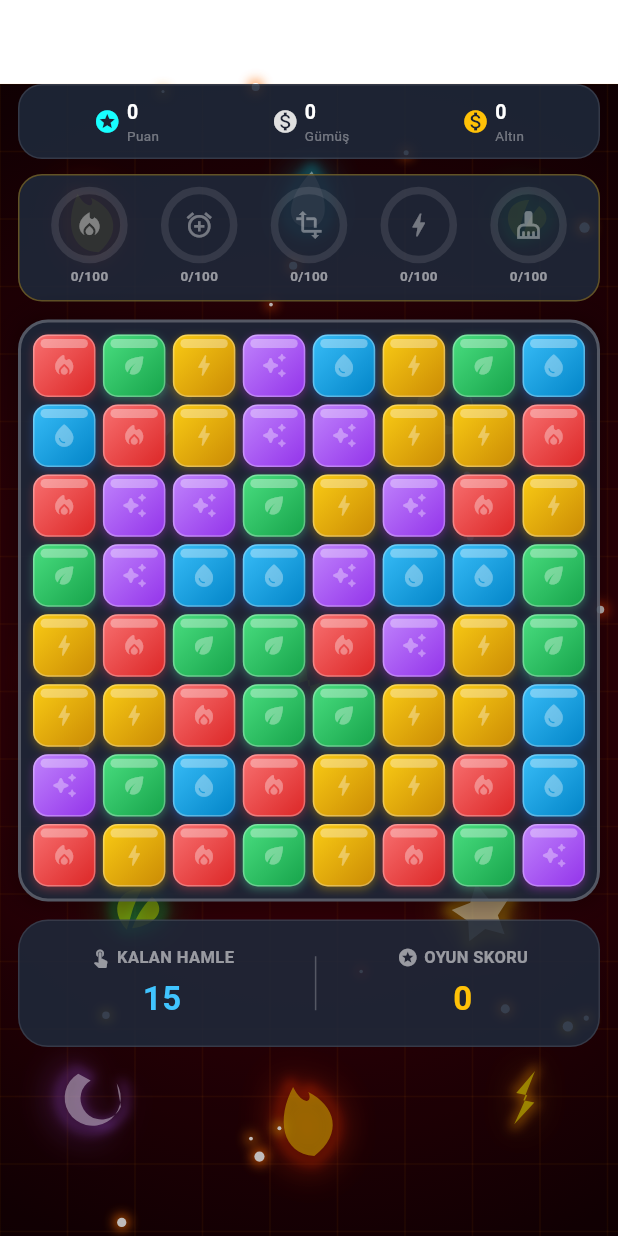
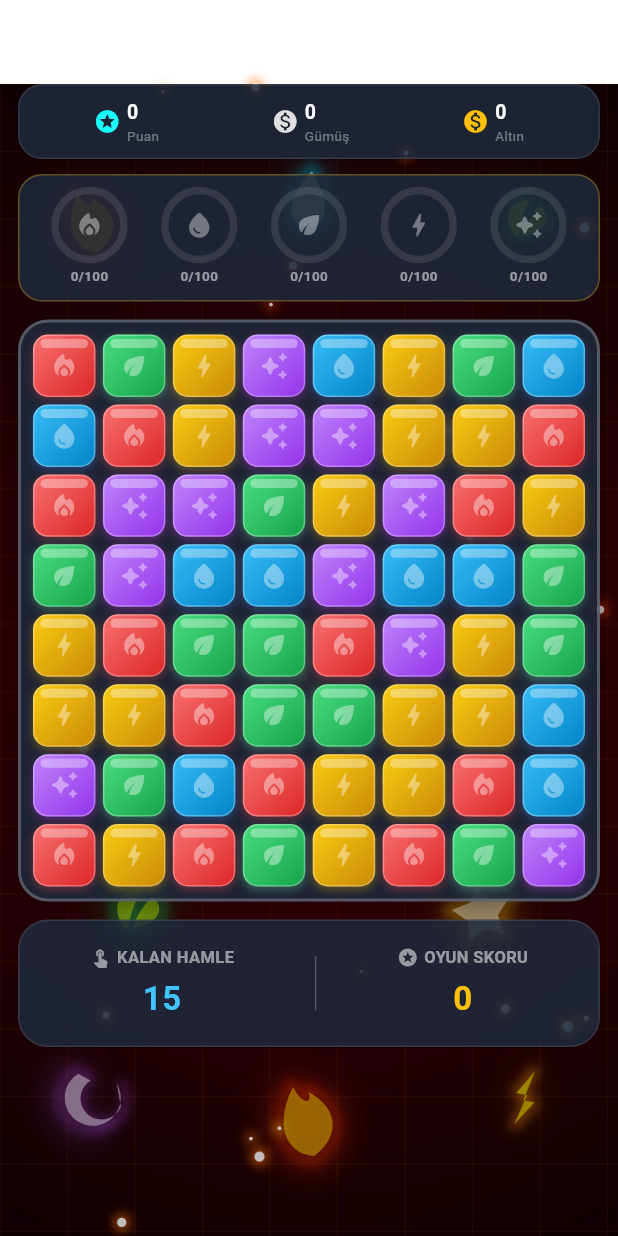
Before and after one commit to EnesTs/skill-blast, a Flutter app: the GameScreen screen opened directly, on a phone screen of 412 x 824 dp. Run offline on Flutter 3.47's test engine with Material 3 defaults, Android fonts, the phone set to English and light mode, and no system bars; our stand-ins replace flutter_riverpod, shared_preferences; missing offline and left inert: flame_audio; accounts and stored records are empty.

Commit message:
feat: skill balance, custom theme overlays and falling animations

```diff
--- a/lib/features/game/logic/game_state.dart
+++ b/lib/features/game/logic/game_state.dart
@@ -21,13 +21,11 @@ class GameState {
   final int doubleScoreMovesLeft;
   final Set<String> highlightedTileIds;
   final bool isProcessingSkill;
+  final bool isProcessingBoard; // Tahta akıştayken dokunmaları kilitler
 
-  // --- GÜNLÜK ÖDÜL DEĞİŞKENLERİ ---
   final int dailyRewardDay;
   final DateTime? lastDailyRewardTime;
-
-  // --- EFSANEVİ PAKET KADEMESİ ---
-  final int legendaryPackageTier; // 👈 Eklendi
+  final int legendaryPackageTier;
 
   GameState({
     required this.grid,
@@ -48,14 +46,14 @@ class GameState {
     this.doubleScoreMovesLeft = 0,
     this.highlightedTileIds = const {},
     this.isProcessingSkill = false,
+    this.isProcessingBoard = false,
     this.dailyRewardDay = 1,
     this.lastDailyRewardTime,
-    this.legendaryPackageTier = 0, // 👈 Varsayılan 0
+    this.legendaryPackageTier = 0,
   });
 
   int get totalTickets => regenTickets + bonusTickets;
 
-  /// Günlük ödül alınabilir mi? (Son ödülün üzerinden 24 saat geçti mi veya hiç alınmadı mı?)
   bool get isDailyRewardClaimable {
     if (lastDailyRewardTime == null) return true;
     final now = DateTime.now();
@@ -96,9 +94,10 @@ class GameState {
     int? doubleScoreMovesLeft,
     Set<String>? highlightedTileIds,
     bool? isProcessingSkill,
+    bool? isProcessingBoard,
     int? dailyRewardDay,
     DateTime? lastDailyRewardTime,
-    int? legendaryPackageTier, // 👈 Eklendi
+    int? legendaryPackageTier,
   }) {
     return GameState(
       grid: grid ?? this.grid,
@@ -119,9 +118,10 @@ class GameState {
       doubleScoreMovesLeft: doubleScoreMovesLeft ?? this.doubleScoreMovesLeft,
       highlightedTileIds: highlightedTileIds ?? this.highlightedTileIds,
       isProcessingSkill: isProcessingSkill ?? this.isProcessingSkill,
+      isProcessingBoard: isProcessingBoard ?? this.isProcessingBoard,
       dailyRewardDay: dailyRewardDay ?? this.dailyRewardDay,
       lastDailyRewardTime: lastDailyRewardTime ?? this.lastDailyRewardTime,
-      legendaryPackageTier: legendaryPackageTier ?? this.legendaryPackageTier, // 👈 Eklendi
+      legendaryPackageTier: legendaryPackageTier ?? this.legendaryPackageTier,
     );
   }
 }
--- a/lib/features/game/models/tile_model.dart
+++ b/lib/features/game/models/tile_model.dart
@@ -28,20 +28,29 @@ class TileModel {
   final int row;
   final int col;
   final TileType type;
+  final bool isFalling; // Yalnızca en tepeden doğan yeni taşlar için
 
   TileModel({
     required this.id,
     required this.row,
     required this.col,
     required this.type,
+    this.isFalling = false,
   });
 
-  TileModel copyWith({int? row, int? col, TileType? type}) {
+  TileModel copyWith({
+    String? id,
+    int? row,
+    int? col,
+    TileType? type,
+    bool? isFalling,
+  }) {
     return TileModel(
-      id: id,
+      id: id ?? this.id,
       row: row ?? this.row,
       col: col ?? this.col,
       type: type ?? this.type,
+      isFalling: isFalling ?? this.isFalling,
     );
   }
 }
--- a/lib/features/game/presentation/game_screen.dart
+++ b/lib/features/game/presentation/game_screen.dart
@@ -10,6 +10,7 @@ import '../logic/game_notifier.dart';
 import '../logic/game_state.dart';
 import '../models/tile_model.dart';
 import 'package:match3/widgets/game_background.dart';
+import 'package:match3/widgets/skill_effects_overlay.dart';
 
 class ScorePopup {
   final String id;
@@ -34,6 +35,8 @@ class _GameScreenState extends ConsumerState<GameScreen>
   TileModel? _bombTargetTile;
   bool _isShakingBomb = false;
 
+  TileType? _activeScreenEffect;
+
   Color _backgroundGlowColor = Colors.transparent;
   late AnimationController _glowController;
   late Animation<double> _glowAnimation;
@@ -51,6 +54,12 @@ class _GameScreenState extends ConsumerState<GameScreen>
     _glowAnimation = Tween<double>(begin: 0.0, end: 1.0).animate(
       CurvedAnimation(parent: _glowController, curve: Curves.easeOut),
     )..addListener(() => setState(() {}));
+  }
+
+  void _triggerSkillBurst(TileType type) {
+    setState(() {
+      _activeScreenEffect = type;
+    });
   }
 
   void _triggerTileColorGlow(Color color) {
@@ -106,8 +115,9 @@ class _GameScreenState extends ConsumerState<GameScreen>
     final gameState = ref.read(gameProvider);
     final notifier = ref.read(gameProvider.notifier);
 
+    // Kırmızı, Yeşil ve Mor skiller için hedef taşa tıklandığı an animasyonu patlat
     if (gameState.activeSkillMode == SkillMode.redBomb) {
-      // Taşa tıklama esnasında ses tetikleme kaldırıldı
+      _triggerSkillBurst(TileType.red);
       _triggerTileColorGlow(Colors.redAccent);
 
       setState(() {
@@ -123,6 +133,12 @@ class _GameScreenState extends ConsumerState<GameScreen>
           _bombTargetTile = null;
         });
       }
+    } else if (gameState.activeSkillMode == SkillMode.greenTransform) {
+      _triggerSkillBurst(TileType.green);
+      _triggerTileColorGlow(Colors.greenAccent);
+    } else if (gameState.activeSkillMode == SkillMode.purpleClear) {
+      _triggerSkillBurst(TileType.purple);
+      _triggerTileColorGlow(Colors.purpleAccent);
     } else {
       _triggerTileColorGlow(tile.type.color);
     }
@@ -173,7 +189,6 @@ class _GameScreenState extends ConsumerState<GameScreen>
   void _showGameOverDialog() {
     final state = ref.read(gameProvider);
     final notifier = ref.read(gameProvider.notifier);
-
     final int earnedScore = state.score;
 
     showDialog(
@@ -367,6 +382,7 @@ class _GameScreenState extends ConsumerState<GameScreen>
     final gameNotifier = ref.read(gameProvider.notifier);
 
     final blueBonus = gameNotifier.getBlueSkillMoveBonus();
+    final bool isBoardLocked = gameState.isProcessingBoard || gameState.isProcessingSkill;
 
     return Scaffold(
       backgroundColor: Colors.transparent,
@@ -384,7 +400,9 @@ class _GameScreenState extends ConsumerState<GameScreen>
           )
         ],
       ),
-      body: GameBackground(
+      body: Stack(
+        children: [
+          GameBackground(
             child: SafeArea(
               child: SingleChildScrollView(
                 physics: const BouncingScrollPhysics(),
@@ -442,11 +460,18 @@ class _GameScreenState extends ConsumerState<GameScreen>
 
                             return GestureDetector(
                               onTap: () {
+                                if (isBoardLocked) return;
                                 if (isReady) {
-                              AudioService.playSkill(); // Ses yalnızca buton tetiklendiğinde çalar
+                                  AudioService.playSkill();
+
+                                  // Yalnızca anında tetiklenen Mavi ve Sarı buton anında patlar
                                   if (type == TileType.blue) {
+                                    _triggerSkillBurst(TileType.blue);
                                     _triggerPlusMovesEffect();
+                                  } else if (type == TileType.yellow) {
+                                    _triggerSkillBurst(TileType.yellow);
                                   }
+
                                   _triggerTileColorGlow(type.color);
                                   gameNotifier.useSkill(type);
                                 } else {
@@ -485,7 +510,7 @@ class _GameScreenState extends ConsumerState<GameScreen>
                                         ),
                                       ),
                                       Icon(
-                                    _getSkillIcon(type),
+                                        _getTileInnerSymbol(type),
                                         color: isReady ? Colors.white : Colors.white38,
                                         size: 20,
                                       ),
@@ -534,10 +559,11 @@ class _GameScreenState extends ConsumerState<GameScreen>
                           ),
                         ),
 
-                  AspectRatio(
+                      IgnorePointer(
+                        ignoring: isBoardLocked,
+                        child: AspectRatio(
                           aspectRatio: 1,
-                    child: AnimatedContainer(
-                      duration: const Duration(milliseconds: 150),
+                          child: Container(
                             padding: const EdgeInsets.all(8.0),
                             decoration: BoxDecoration(
                               color: const Color(0xFF1E293B).withValues(alpha: 0.85),
@@ -573,7 +599,9 @@ class _GameScreenState extends ConsumerState<GameScreen>
                                     ? gameState.grid[r][c]
                                     : null;
 
-                          if (tile == null) return const SizedBox();
+                                if (tile == null) {
+                                  return const SizedBox.expand();
+                                }
 
                                 final isSelected = gameState.selectedTile?.id == tile.id;
                                 final isHighlighted = gameState.highlightedTileIds.contains(tile.id);
@@ -593,7 +621,38 @@ class _GameScreenState extends ConsumerState<GameScreen>
                                 final isShaking = (_isShakingBomb && isInsideBombZone) || isHighlighted;
                                 final tileGradients = _getTileGradients(tile.type);
 
-                          return GestureDetector(
+                                return AnimatedSwitcher(
+                                  duration: const Duration(milliseconds: 650),
+                                  switchInCurve: Curves.bounceOut,
+                                  layoutBuilder: (Widget? currentChild, List<Widget> previousChildren) {
+                                    return Stack(
+                                      fit: StackFit.expand,
+                                      children: <Widget>[
+                                        ...previousChildren,
+                                        if (currentChild != null) currentChild,
+                                      ],
+                                    );
+                                  },
+                                  transitionBuilder: (child, animation) {
+                                    if (child.key != ValueKey(tile.id)) {
+                                      return const SizedBox.shrink();
+                                    }
+
+                                    if (tile.isFalling) {
+                                      return SlideTransition(
+                                        position: Tween<Offset>(
+                                          begin: const Offset(0.0, -1.0),
+                                          end: Offset.zero,
+                                        ).animate(animation),
+                                        child: child,
+                                      );
+                                    }
+
+                                    return child;
+                                  },
+                                  child: SizedBox.expand(
+                                    key: ValueKey(tile.id),
+                                    child: GestureDetector(
                                       onTap: () => _handleTileClickWithSkill(tile),
                                       child: AnimatedContainer(
                                         duration: const Duration(milliseconds: 150),
@@ -649,8 +708,8 @@ class _GameScreenState extends ConsumerState<GameScreen>
                                             ),
                                             Icon(
                                               _getTileInnerSymbol(tile.type),
-                                    color: Colors.white.withValues(alpha: 0.35),
-                                    size: 18,
+                                              color: Colors.white.withValues(alpha: 0.4),
+                                              size: 20,
                                             ),
                                             if (_bombTargetTile?.id == tile.id)
                                               const Icon(Icons.local_fire_department,
@@ -661,8 +720,11 @@ class _GameScreenState extends ConsumerState<GameScreen>
                                           ],
                                         ),
                                       ),
+                                    ),
+                                  ),
                                 );
                               },
+                            ),
                           ),
                         ),
                       ),
@@ -786,6 +848,23 @@ class _GameScreenState extends ConsumerState<GameScreen>
               ),
             ),
           ),
+
+          // TAM EKRAN PARÇACIK VE TEMATİK ANİMASYON KATMANI
+          if (_activeScreenEffect != null)
+            Positioned.fill(
+              child: SkillEffectsOverlay(
+                type: _activeScreenEffect!,
+                onFinished: () {
+                  if (mounted) {
+                    setState(() {
+                      _activeScreenEffect = null;
+                    });
+                  }
+                },
+              ),
+            ),
+        ],
+      ),
     );
   }
 
@@ -859,21 +938,6 @@ class _GameScreenState extends ConsumerState<GameScreen>
     );
   }
 
-  IconData _getSkillIcon(TileType type) {
-    switch (type) {
-      case TileType.blue:
-        return Icons.add_alarm;
-      case TileType.red:
-        return Icons.local_fire_department;
-      case TileType.green:
-        return Icons.transform;
-      case TileType.yellow:
-        return Icons.bolt;
-      case TileType.purple:
-        return Icons.cleaning_services;
-    }
-  }
-
   String _getSkillInstructionText(SkillMode mode) {
     final notifier = ref.read(gameProvider.notifier);
     switch (mode) {
@@ -903,7 +967,7 @@ class _GameScreenState extends ConsumerState<GameScreen>
         shape: RoundedRectangleBorder(borderRadius: BorderRadius.circular(20)),
         title: Row(
           children: [
-            Icon(_getSkillIcon(type), color: type.color),
+            Icon(_getTileInnerSymbol(type), color: type.color),
             const SizedBox(width: 10),
             Expanded(
               child: Text(
```
Also changed, not shown: lib/features/game/logic/game_notifier.dart (+79 -105 lines), lib/widgets/skill_effects_overlay.dart (added, +382 -0 lines). Lines whose indentation alone changed are shown as unchanged.
